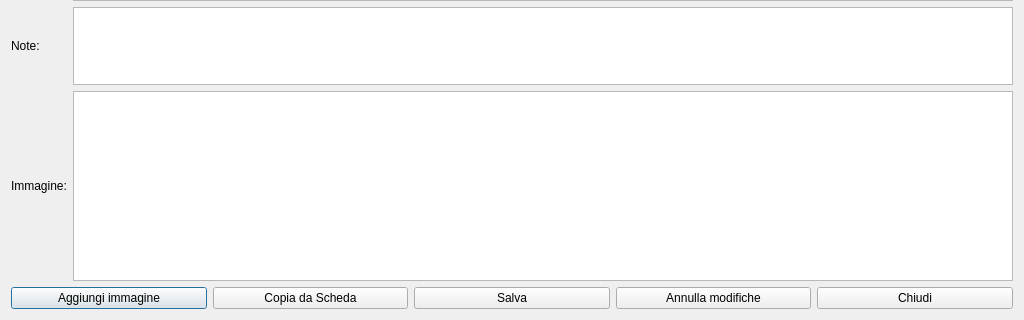
Qt form hmodificascheda.ui (fblabs/hamlet-mod-sancon) before a commit; both pictures show x 0 to 1024 and y 448 to 768 of the 1024 by 768 pixel window.
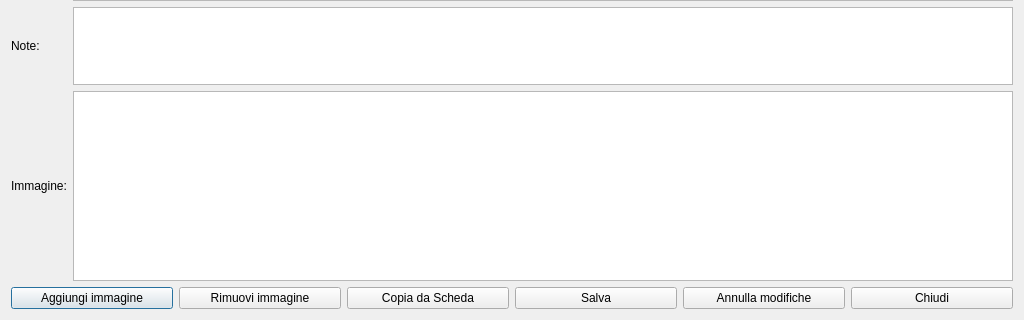
The same form after that commit. Icons and pictures are not drawn.

Diff of the .ui file:
```diff
--- a/hmodificascheda.ui
+++ b/hmodificascheda.ui
@@ -177,6 +177,23 @@
        </property>
       </widget>
      </item>
+     <item>
+      <widget class="QPushButton" name="pushButton_6">
+       <property name="text">
+        <string>Rimuovi immagine</string>
+       </property>
+       <property name="icon">
+        <iconset resource="icons.qrc">
+         <normaloff>:/Resources/Minus.PNG</normaloff>:/Resources/Minus.PNG</iconset>
+       </property>
+       <property name="iconSize">
+        <size>
+         <width>32</width>
+         <height>32</height>
+        </size>
+       </property>
+      </widget>
+     </item>
      <item>
       <widget class="QPushButton" name="pushButton_5">
        <property name="text">
```
